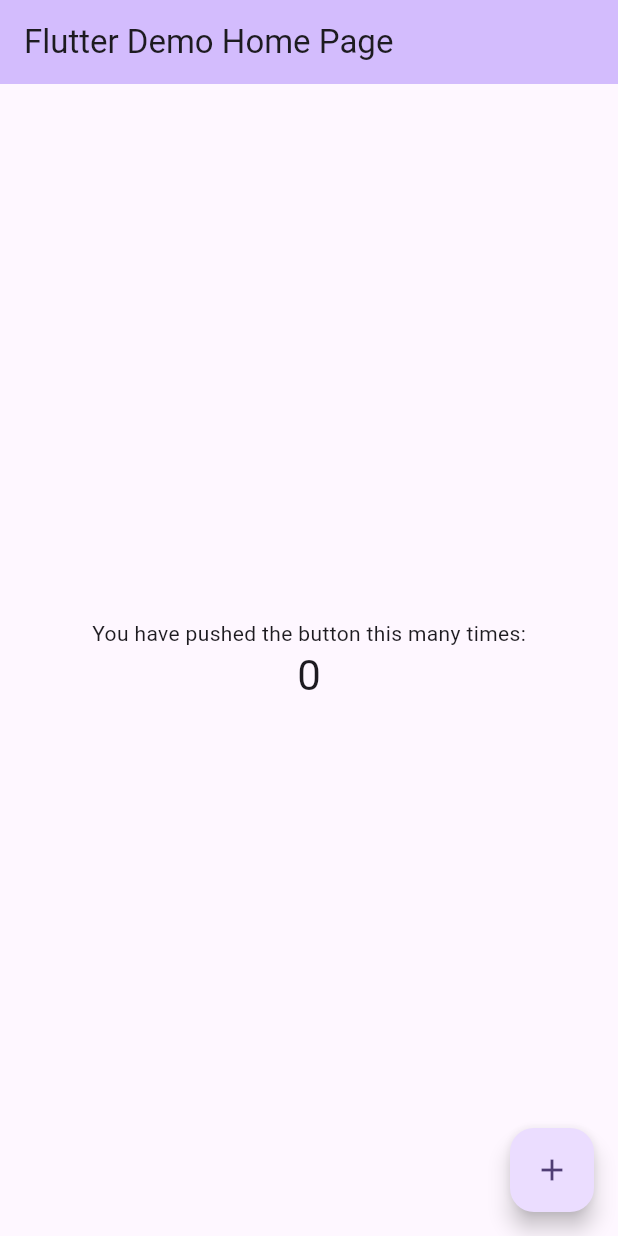
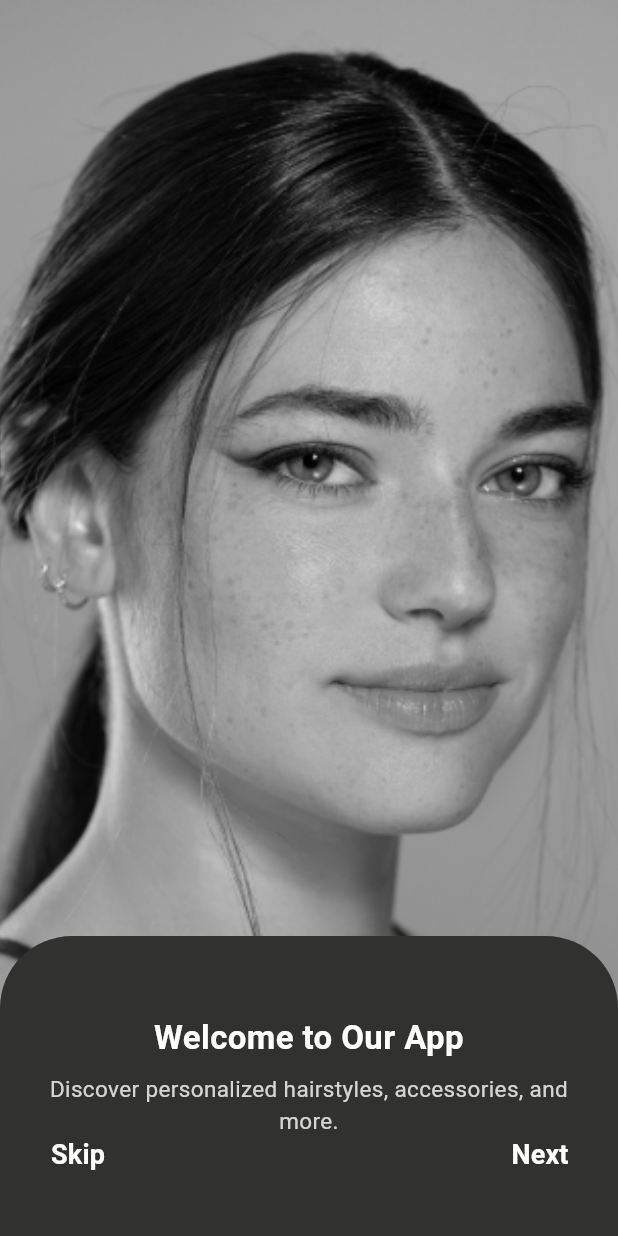
Before and after one commit to integer-class/persona-app, a Flutter app: the screen it shows after launch, on a phone screen of 412 x 824 dp. Run offline on Flutter 3.47's test engine with Material 3 defaults, Android fonts, the phone set to English and light mode, and no system bars.

Commit message:
feat: add splash and onboarding screen

```diff
--- a/persona_app/lib/main.dart
+++ b/persona_app/lib/main.dart
@@ -1,125 +1,20 @@
 import 'package:flutter/material.dart';
+import 'screens/onboarding.dart'; // Import the onboarding screen
+import 'screens/splash_screen.dart';
 
 void main() {
-  runApp(const MyApp());
+  runApp(MyApp());
 }
 
 class MyApp extends StatelessWidget {
-  const MyApp({super.key});
-
-  // This widget is the root of your application.
   @override
   Widget build(BuildContext context) {
     return MaterialApp(
-      title: 'Flutter Demo',
+      title: 'Flutter App',
       theme: ThemeData(
-        // This is the theme of your application.
-        //
-        // TRY THIS: Try running your application with "flutter run". You'll see
-        // the application has a purple toolbar. Then, without quitting the app,
-        // try changing the seedColor in the colorScheme below to Colors.green
-        // and then invoke "hot reload" (save your changes or press the "hot
-        // reload" button in a Flutter-supported IDE, or press "r" if you used
-        // the command line to start the app).
-        //
-        // Notice that the counter didn't reset back to zero; the application
-        // state is not lost during the reload. To reset the state, use hot
-        // restart instead.
-        //
-        // This works for code too, not just values: Most code changes can be
-        // tested with just a hot reload.
-        colorScheme: ColorScheme.fromSeed(seedColor: Colors.deepPurple),
-        useMaterial3: true,
+        scaffoldBackgroundColor: Colors.white, // Set scaffold background to white
       ),
-      home: const MyHomePage(title: 'Flutter Demo Home Page'),
+      home: SplashScreen(), // Set splash screen as the initial screen
     );
   }
 }
-
-class MyHomePage extends StatefulWidget {
-  const MyHomePage({super.key, required this.title});
-
-  // This widget is the home page of your application. It is stateful, meaning
-  // that it has a State object (defined below) that contains fields that affect
-  // how it looks.
-
-  // This class is the configuration for the state. It holds the values (in this
-  // case the title) provided by the parent (in this case the App widget) and
-  // used by the build method of the State. Fields in a Widget subclass are
-  // always marked "final".
-
-  final String title;
-
-  @override
-  State<MyHomePage> createState() => _MyHomePageState();
-}
-
-class _MyHomePageState extends State<MyHomePage> {
-  int _counter = 0;
-
-  void _incrementCounter() {
-    setState(() {
-      // This call to setState tells the Flutter framework that something has
-      // changed in this State, which causes it to rerun the build method below
-      // so that the display can reflect the updated values. If we changed
-      // _counter without calling setState(), then the build method would not be
-      // called again, and so nothing would appear to happen.
-      _counter++;
-    });
-  }
-
-  @override
-  Widget build(BuildContext context) {
-    // This method is rerun every time setState is called, for instance as done
-    // by the _incrementCounter method above.
-    //
-    // The Flutter framework has been optimized to make rerunning build methods
-    // fast, so that you can just rebuild anything that needs updating rather
-    // than having to individually change instances of widgets.
-    return Scaffold(
-      appBar: AppBar(
-        // TRY THIS: Try changing the color here to a specific color (to
-        // Colors.amber, perhaps?) and trigger a hot reload to see the AppBar
-        // change color while the other colors stay the same.
-        backgroundColor: Theme.of(context).colorScheme.inversePrimary,
-        // Here we take the value from the MyHomePage object that was created by
-        // the App.build method, and use it to set our appbar title.
-        title: Text(widget.title),
-      ),
-      body: Center(
-        // Center is a layout widget. It takes a single child and positions it
-        // in the middle of the parent.
-        child: Column(
-          // Column is also a layout widget. It takes a list of children and
-          // arranges them vertically. By default, it sizes itself to fit its
-          // children horizontally, and tries to be as tall as its parent.
-          //
-          // Column has various properties to control how it sizes itself and
-          // how it positions its children. Here we use mainAxisAlignment to
-          // center the children vertically; the main axis here is the vertical
-          // axis because Columns are vertical (the cross axis would be
-          // horizontal).
-          //
-          // TRY THIS: Invoke "debug painting" (choose the "Toggle Debug Paint"
-          // action in the IDE, or press "p" in the console), to see the
-          // wireframe for each widget.
-          mainAxisAlignment: MainAxisAlignment.center,
-          children: <Widget>[
-            const Text(
-              'You have pushed the button this many times:',
-            ),
-            Text(
-              '$_counter',
-              style: Theme.of(context).textTheme.headlineMedium,
-            ),
-          ],
-        ),
-      ),
-      floatingActionButton: FloatingActionButton(
-        onPressed: _incrementCounter,
-        tooltip: 'Increment',
-        child: const Icon(Icons.add),
-      ), // This trailing comma makes auto-formatting nicer for build methods.
-    );
-  }
-}
--- /dev/null
+++ b/persona_app/lib/screens/onboarding.dart
@@ -0,0 +1,173 @@
+import 'package:flutter/material.dart';
+
+class OnboardingScreen extends StatefulWidget {
+  @override
+  _OnboardingScreenState createState() => _OnboardingScreenState();
+}
+
+class _OnboardingScreenState extends State<OnboardingScreen> {
+  final PageController _pageController = PageController();
+  int _currentIndex = 0;
+
+  final List<Map<String, String>> onboardingData = [
+    {
+      "title": "Welcome to Our App",
+      "description": "Discover personalized hairstyles, accessories, and more.",
+      "image": "assets/images/img-onb1.png", // Image path
+    },
+    {
+      "title": "Upload. Detect. Get Styled!",
+      "description": "Get tailored recommendations for your perfect style.",
+      "image": "assets/images/img-onb2.png", // Image path
+    },
+    {
+      "title": "Ready To Transform? Start Now!",
+      "description": "Explore your new look with personalized suggestions. It’s style, made for you!",
+      "image": "assets/images/img-onb3.png", // Image path
+    },
+  ];
+
+  @override
+  Widget build(BuildContext context) {
+    return Scaffold(
+      body: PageView.builder(
+        controller: _pageController,
+        itemCount: onboardingData.length,
+        onPageChanged: (index) {
+          setState(() {
+            _currentIndex = index;
+          });
+        },
+        itemBuilder: (context, index) {
+          return Container(
+            width: double.infinity, // Set width to fill the screen
+            height: double.infinity, // Set height to fill the screen
+            decoration: BoxDecoration(
+              color: Colors.white,
+            ),
+            child: Stack(
+              children: [
+                // Full-screen image
+                Container(
+                  width: double.infinity,
+                  height: double.infinity,
+                  decoration: BoxDecoration(
+                    image: DecorationImage(
+                      image: AssetImage(onboardingData[index]["image"]!),
+                      fit: BoxFit.cover, // Ensure the image covers the entire container
+                    ),
+                  ),
+                ),
+                Positioned(
+                  left: 0,
+                  right: 0,
+                  bottom: 0,
+                  child: Container(
+                    height: 200, // Adjusted height of the dark container
+                    decoration: BoxDecoration(
+                      color: Color(0xFF313130),
+                      borderRadius: BorderRadius.only(
+                        topLeft: Radius.circular(48),
+                        topRight: Radius.circular(48),
+                      ),
+                    ),
+                    child: Padding(
+                      padding: const EdgeInsets.only(top: 16.0, left: 28.0, right: 28.0), // Adjusted top padding
+                      child: Column(
+                        mainAxisAlignment: MainAxisAlignment.center,
+                        crossAxisAlignment: CrossAxisAlignment.center,
+                        children: [
+                          Text(
+                            onboardingData[index]["title"]!,
+                            textAlign: TextAlign.center,
+                            style: TextStyle(
+                              color: Colors.white,
+                              fontSize: 22,
+                              fontWeight: FontWeight.w700,
+                            ),
+                          ),
+                          const SizedBox(height: 8), // Reduced space between title and description
+                          Opacity(
+                            opacity: 0.80,
+                            child: Text(
+                              onboardingData[index]["description"]!,
+                              textAlign: TextAlign.center,
+                              style: TextStyle(
+                                color: Colors.white,
+                                fontSize: 15,
+                                fontWeight: FontWeight.w400,
+                              ),
+                            ),
+                          ),
+                          const SizedBox(height: 30), // Added space between description and buttons
+                        ],
+                      ),
+                    ),
+                  ),
+                ),
+                Positioned(
+                  left: 20,
+                  bottom: 30,
+                  child: TextButton(
+                    onPressed: () {
+                      // Skip to the main screen
+                      Navigator.of(context).pushReplacement(
+                        MaterialPageRoute(builder: (context) => MainScreen()),
+                      );
+                    },
+                    child: Text(
+                      'Skip',
+                      style: TextStyle(
+                        color: Colors.white,
+                        fontSize: 18,
+                        fontWeight: FontWeight.w700,
+                      ),
+                    ),
+                  ),
+                ),
+                Positioned(
+                  right: 20,
+                  bottom: 30,
+                  child: TextButton(
+                    onPressed: () {
+                      // Move to the next page
+                      if (_currentIndex < onboardingData.length - 1) {
+                        _pageController.nextPage(
+                          duration: Duration(milliseconds: 300),
+                          curve: Curves.easeIn,
+                        );
+                      } else {
+                        // If on the last page, navigate to the main screen
+                        Navigator.of(context).pushReplacement(
+                          MaterialPageRoute(builder: (context) => MainScreen()),
+                        );
+                      }
+                    },
+                    child: Text(
+                      'Next',
+                      style: TextStyle(
+                        color: Colors.white,
+                        fontSize: 18,
+                        fontWeight: FontWeight.w700,
+                      ),
+                    ),
+                  ),
+                ),
+              ],
+            ),
+          );
+        },
+      ),
+    );
+  }
+}
+
+class MainScreen extends StatelessWidget {
+  @override
+  Widget build(BuildContext context) {
+    return Scaffold(
+      appBar: AppBar(title: Text("Main Screen")),
+      body: Center(child: Text("Welcome to the Main Screen!")),
+    );
+  }
+}
--- /dev/null
+++ b/persona_app/lib/screens/splash_screen.dart
@@ -0,0 +1,41 @@
+import 'package:flutter/material.dart';
+import 'onboarding.dart'; // Import the onboarding screen
+
+class SplashScreen extends StatelessWidget {
+  @override
+  Widget build(BuildContext context) {
+    // Delay for 2 seconds before navigating to the OnboardingScreen
+    Future.delayed(Duration(seconds: 2), () {
+      Navigator.of(context).pushReplacement(
+        MaterialPageRoute(builder: (context) => OnboardingScreen()),
+      );
+    });
+
+    return Scaffold(
+      backgroundColor: Colors.white, // Set background color to white
+      body: Container(
+        margin: EdgeInsets.all(0),
+        padding: EdgeInsets.all(0),
+        width: MediaQuery.of(context).size.width,
+        height: MediaQuery.of(context).size.height,
+        decoration: BoxDecoration(
+          color: Colors.white, // Ensure the container color is also white
+          shape: BoxShape.rectangle,
+          borderRadius: BorderRadius.zero,
+          border: Border.all(color: Color(0x4d9e9e9e), width: 1),
+        ),
+        child: Stack(
+          alignment: Alignment.center,
+          children: [
+            Image(
+              image: AssetImage("assets/images/Frame-2.png"),
+              height: 120,
+              width: 120,
+              fit: BoxFit.contain,
+            ),
+          ],
+        ),
+      ),
+    );
+  }
+}
```
Also changed, not shown: persona_app/pubspec.yaml (+8 -8 lines), persona_app/assets/images/Frame-2.png (added), persona_app/assets/images/img-onb1.png (added), persona_app/assets/images/img-onb2.png (added), persona_app/assets/images/img-onb3.png (added).
